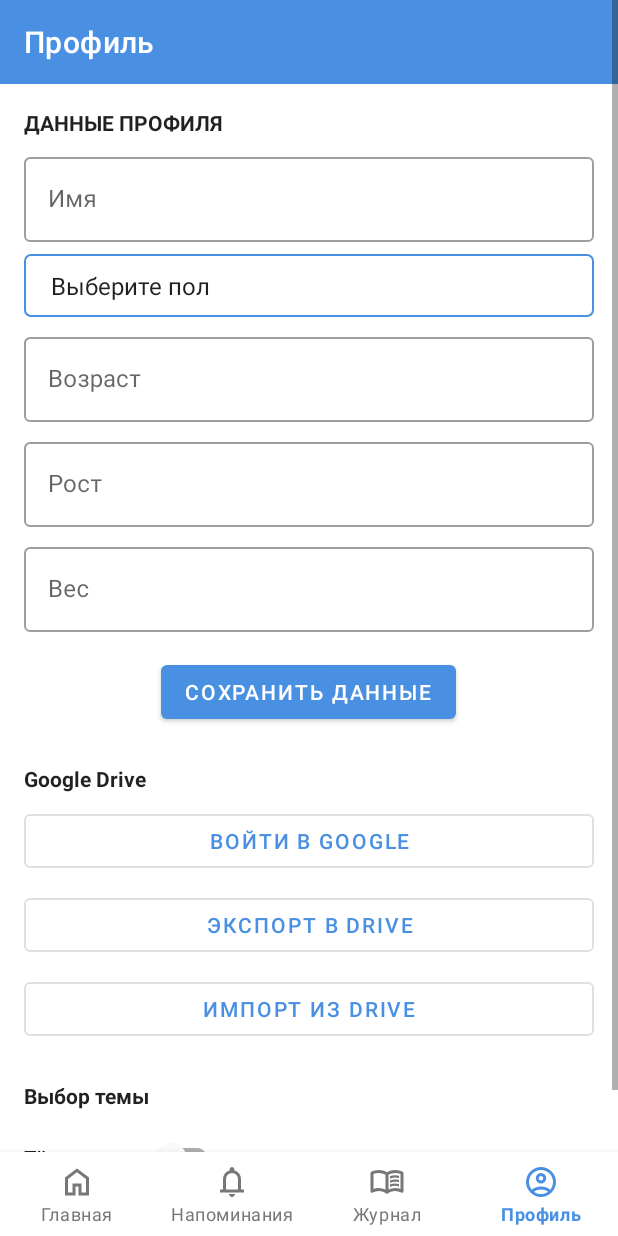
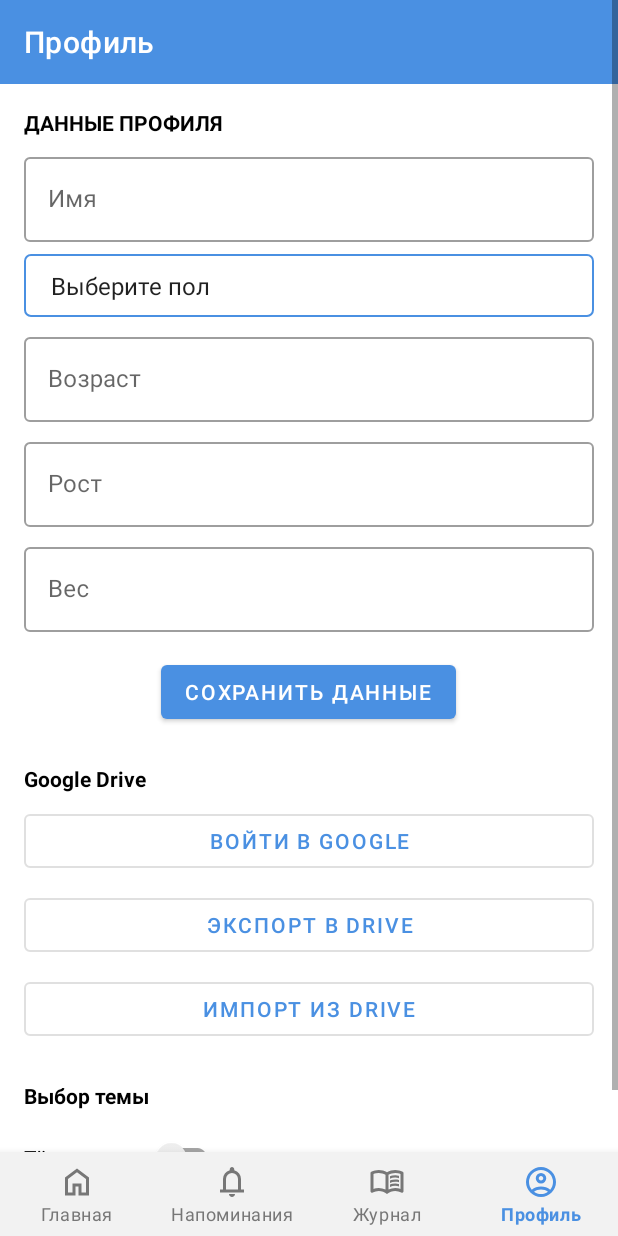
Before and after one commit to VladislavGundorin/MyDiabetesApp, an Android app: the ProfileFragment screen opened through its navigation route, on a phone screen of 412 x 824 dp. Run offline under Robolectric (Android 15) with nearby library versions, the phone set to English and light mode, and no system bars; our stand-ins replace Room's generated code, navigation-ui; libraries missing offline, so code that uses them is left out: com.google.api.client, com.google.api.services; 2 statements that could not run were skipped.

Commit message:
fix themes

```diff
--- a/app/src/main/java/com/example/mydiabetesapp/MainActivity.kt
+++ b/app/src/main/java/com/example/mydiabetesapp/MainActivity.kt
@@ -9,6 +9,7 @@ import android.os.Bundle
 import android.widget.Toast
 import androidx.activity.result.contract.ActivityResultContracts
 import androidx.appcompat.app.AppCompatActivity
+import androidx.appcompat.app.AppCompatDelegate
 import androidx.core.app.ActivityCompat
 import androidx.core.content.ContextCompat
 import androidx.navigation.findNavController
@@ -28,6 +29,8 @@ class MainActivity : AppCompatActivity() {
     private var driveHelper: DriveServiceHelper? = null
 
     companion object {
+        const val PREFS_NAME    = "app_settings"
+        const val KEY_DARK_MODE = "dark_mode"
         private const val REQ_NOTIF = 101
     }
 
@@ -49,6 +52,13 @@ class MainActivity : AppCompatActivity() {
         }
 
     override fun onCreate(savedInstanceState: Bundle?) {
+        val prefs = getSharedPreferences(PREFS_NAME, Context.MODE_PRIVATE)
+        val darkMode = prefs.getBoolean(KEY_DARK_MODE, false)
+        AppCompatDelegate.setDefaultNightMode(
+            if (darkMode) AppCompatDelegate.MODE_NIGHT_YES
+            else           AppCompatDelegate.MODE_NIGHT_NO
+        )
+
         super.onCreate(savedInstanceState)
         binding = ActivityMainBinding.inflate(layoutInflater)
         setContentView(binding.root)
@@ -63,13 +73,10 @@ class MainActivity : AppCompatActivity() {
                 REQ_NOTIF
             )
         }
-
         if (android.os.Build.VERSION.SDK_INT >= android.os.Build.VERSION_CODES.S) {
             val am = getSystemService(Context.ALARM_SERVICE) as AlarmManager
             if (!am.canScheduleExactAlarms()) {
-                startActivity(
-                    Intent(android.provider.Settings.ACTION_REQUEST_SCHEDULE_EXACT_ALARM)
-                )
+                startActivity(Intent(android.provider.Settings.ACTION_REQUEST_SCHEDULE_EXACT_ALARM))
             }
         }
 
@@ -78,10 +85,7 @@ class MainActivity : AppCompatActivity() {
 
         val gso = GoogleSignInOptions.Builder(GoogleSignInOptions.DEFAULT_SIGN_IN)
             .requestEmail()
-            .requestScopes(
-                Scope(DriveScopes.DRIVE_FILE),
-                Scope(DriveScopes.DRIVE_APPDATA)
-            )
+            .requestScopes(Scope(DriveScopes.DRIVE_FILE), Scope(DriveScopes.DRIVE_APPDATA))
             .build()
         googleClient = GoogleSignIn.getClient(this, gso)
     }
--- a/app/src/main/java/com/example/mydiabetesapp/ui/profile/ProfileFragment.kt
+++ b/app/src/main/java/com/example/mydiabetesapp/ui/profile/ProfileFragment.kt
@@ -1,11 +1,13 @@
 package com.example.mydiabetesapp.ui.profile
 
+import android.content.Context
 import android.os.Bundle
 import android.view.LayoutInflater
 import android.view.View
 import android.view.ViewGroup
 import android.widget.ArrayAdapter
 import android.widget.Toast
+import androidx.appcompat.app.AppCompatDelegate
 import androidx.fragment.app.Fragment
 import androidx.lifecycle.ViewModelProvider
 import androidx.lifecycle.lifecycleScope
@@ -119,6 +121,16 @@ class ProfileFragment : Fragment() {
                 Toast.makeText(requireContext(), "Все данные экспортированы", Toast.LENGTH_LONG).show()
             }
         }
+        val prefs   = requireContext().getSharedPreferences(MainActivity.PREFS_NAME, Context.MODE_PRIVATE)
+        val isDark  = prefs.getBoolean(MainActivity.KEY_DARK_MODE, false)
+        b.switchTheme.isChecked = isDark
+        b.switchTheme.setOnCheckedChangeListener { _, checked ->
+            prefs.edit().putBoolean(MainActivity.KEY_DARK_MODE, checked).apply()
+            AppCompatDelegate.setDefaultNightMode(
+                if (checked) AppCompatDelegate.MODE_NIGHT_YES
+                else          AppCompatDelegate.MODE_NIGHT_NO
+            )
+        }
 
         b.btnImportDrive.setOnClickListener {
             val helper = (activity as? MainActivity)?.getDriveHelper()
--- a/app/src/main/res/layout/fragment_add_notification.xml
+++ b/app/src/main/res/layout/fragment_add_notification.xml
@@ -86,12 +86,14 @@
                         android:layout_height="wrap_content"
                         android:inputType="number"
                         android:hint="мин"
+                        android:textColor="?attr/colorOnSurface"
                         android:textSize="14sp"/>
                     <CheckBox
                         android:id="@+id/cbRepeatDaily"
                         android:layout_width="wrap_content"
                         android:layout_height="wrap_content"
                         android:layout_marginStart="16dp"
+                        android:textColor="?attr/colorOnSurface"
                         android:text="ежедневно" />
                 </LinearLayout>
                 <LinearLayout
@@ -183,6 +185,7 @@
                     android:id="@+id/etNotificationMessage"
                     android:layout_width="match_parent"
                     android:layout_height="wrap_content"
+                    android:textColor="?attr/colorOnSurface"
                     android:inputType="text" />
             </com.google.android.material.textfield.TextInputLayout>
         </com.google.android.material.card.MaterialCardView>
@@ -205,7 +208,7 @@
                 android:id="@+id/btnDeleteNotification"
                 android:layout_width="wrap_content"
                 android:layout_height="wrap_content"
-                android:text="Удалить уведомление"
+                android:text="Удалить"
                 android:textColor="@android:color/holo_red_dark"
                 android:backgroundTint="@android:color/transparent"
                 android:layout_marginStart="8dp"
--- a/app/src/main/res/layout/fragment_hba1c_statistics.xml
+++ b/app/src/main/res/layout/fragment_hba1c_statistics.xml
@@ -25,7 +25,7 @@
         android:id="@+id/tabLayout"
         android:layout_width="0dp"
         android:layout_height="wrap_content"
-        android:background="@color/white"
+        android:background="@color/backgroundColor"
         app:tabIndicatorColor="@color/accentColor"
         app:tabSelectedTextColor="@color/accentColor"
         app:tabTextColor="@color/textSecondary"
--- a/app/src/main/res/layout/fragment_journal.xml
+++ b/app/src/main/res/layout/fragment_journal.xml
@@ -41,7 +41,7 @@
                 android:layout_height="wrap_content"
                 android:text="Анализ глюкозы"
                 android:textSize="16sp"
-                android:textColor="@color/black"
+                android:textColor="?attr/colorOnSurface"
                 android:layout_marginStart="12dp"/>
         </LinearLayout>
         <LinearLayout
@@ -64,7 +64,7 @@
                 android:layout_height="wrap_content"
                 android:text="Вес тела"
                 android:textSize="16sp"
-                android:textColor="@color/black"
+                android:textColor="?attr/colorOnSurface"
                 android:layout_marginStart="12dp"/>
         </LinearLayout>
         <LinearLayout
@@ -87,7 +87,7 @@
                 android:layout_height="wrap_content"
                 android:text="HbA1c"
                 android:textSize="16sp"
-                android:textColor="@color/black"
+                android:textColor="?attr/colorOnSurface"
                 android:layout_marginStart="12dp"/>
         </LinearLayout>
     </LinearLayout>
--- a/app/src/main/res/layout/fragment_profile.xml
+++ b/app/src/main/res/layout/fragment_profile.xml
@@ -31,7 +31,7 @@
                 android:textStyle="bold"
                 android:textSize="14sp"
                 android:paddingBottom="8dp"
-                android:textColor="?android:attr/textColorPrimary"/>
+                android:textColor="?attr/colorOnSurface"/>
 
             <com.google.android.material.textfield.TextInputLayout
                 android:layout_width="match_parent"
@@ -113,7 +113,7 @@
                 android:textSize="14sp"
                 android:paddingTop="24dp"
                 android:paddingBottom="8dp"
-                android:textColor="?android:attr/textColorPrimary"/>
+                android:textColor="?attr/colorOnSurface"/>
 
             <com.google.android.material.button.MaterialButton
                 android:id="@+id/btnSignInDrive"
@@ -146,15 +146,16 @@
                 android:textSize="14sp"
                 android:paddingTop="24dp"
                 android:paddingBottom="8dp"
-                android:textColor="?android:attr/textColorPrimary"/>
+                android:textColor="?attr/colorOnSurface"/>
 
             <com.google.android.material.switchmaterial.SwitchMaterial
                 android:id="@+id/switchTheme"
                 android:layout_width="wrap_content"
                 android:layout_height="wrap_content"
                 android:text="Тёмная тема"
-                android:thumbTint="?attr/colorSecondary"
-                android:trackTint="?attr/colorControlHighlight"/>
+                android:textColor="?attr/colorOnSurface"
+                android:thumbTint="?attr/colorPrimary"
+                android:trackTint="?attr/colorOnSurface"/>
 
         </LinearLayout>
     </LinearLayout>
--- a/app/src/main/res/layout/fragment_weight_statistics.xml
+++ b/app/src/main/res/layout/fragment_weight_statistics.xml
@@ -25,7 +25,7 @@
         android:id="@+id/tabLayout"
         android:layout_width="0dp"
         android:layout_height="wrap_content"
-        android:background="@color/white"
+        android:background="@color/backgroundColor"
         app:tabIndicatorColor="@color/accentColor"
         app:tabSelectedTextColor="@color/accentColor"
         app:tabTextColor="@color/textSecondary"
--- a/app/src/main/res/layout/item_hba1c_entry.xml
+++ b/app/src/main/res/layout/item_hba1c_entry.xml
@@ -1,10 +1,10 @@
-<!-- res/layout/item_hba1c_entry.xml -->
 <androidx.cardview.widget.CardView xmlns:android="http://schemas.android.com/apk/res/android"
     xmlns:app="http://schemas.android.com/apk/res-auto"
     android:layout_width="match_parent"
     android:layout_height="wrap_content"
     android:layout_margin="4dp"
     app:cardCornerRadius="8dp"
+    app:cardBackgroundColor="?attr/colorSurface"
     app:cardElevation="2dp">
 
     <androidx.constraintlayout.widget.ConstraintLayout
--- a/app/src/main/res/layout/item_notification.xml
+++ b/app/src/main/res/layout/item_notification.xml
@@ -38,5 +38,6 @@
         android:id="@+id/switchEnabled"
         android:layout_width="wrap_content"
         android:layout_height="wrap_content"
+        android:textColor="?attr/colorOnSurface"
         android:text="Включено" />
 </LinearLayout>
--- /dev/null
+++ b/app/src/main/res/values-night/colors.xml
@@ -0,0 +1,14 @@
+<?xml version="1.0" encoding="utf-8"?>
+<resources>
+
+    <color name="black">#FF000000</color>
+    <color name="white">#FFFFFFFF</color>
+
+    <color name="backgroundColor">#121212</color>    <!-- основной фон -->
+    <color name="surfaceColor">#1E1E1E</color>       <!-- карточки, панели -->
+    <color name="textPrimary">#E0E0E0</color>        <!-- основной текст -->
+    <color name="textSecondary">#9E9E9E</color>      <!-- второстепенный текст -->
+
+    <color name="chartGridColor">#333333</color>
+    <color name="chartAxisColor">#BBBBBB</color>
+</resources>
--- a/app/src/main/res/values-night/themes.xml
+++ b/app/src/main/res/values-night/themes.xml
@@ -1,14 +1,20 @@
 <?xml version="1.0" encoding="utf-8"?>
 <resources>
-    <style name="Theme.MyDiabetesApp.Dark" parent="Theme.Material3.Dark.NoActionBar">
+
+    <style name="Theme.MyDiabetesApp" parent="Theme.MaterialComponents.Light.NoActionBar">
+
+        <item name="colorControlActivated">@color/primaryColor</item>
+        <item name="android:windowBackground">@color/backgroundColor</item>
+        <item name="colorSurface">@color/surfaceColor</item>
+
+        <item name="android:textColor">@color/textPrimary</item>
+        <item name="colorOnSurface">@color/textPrimary</item>
+
         <item name="colorPrimary">@color/primaryColor</item>
         <item name="colorSecondary">@color/secondaryColor</item>
-        <item name="android:windowBackground">@color/black</item>
-        <item name="colorSurface">@color/black</item>
         <item name="colorOnPrimary">@color/white</item>
 
-        <item name="bottomNavigationStyle">
-            @style/Widget.MyDiabetesApp.BottomNavigationView
-        </item>
+        <item name="bottomNavigationStyle">@style/Widget.MyDiabetesApp.BottomNavigationView</item>
     </style>
+
 </resources>
--- a/app/src/main/res/values/colors.xml
+++ b/app/src/main/res/values/colors.xml
@@ -1,12 +1,16 @@
+<?xml version="1.0" encoding="utf-8"?>
 <resources>
     <color name="black">#FF000000</color>
     <color name="white">#FFFFFFFF</color>
-    <color name="primaryColor">#4A90E2</color> <!-- Синий -->
-    <color name="secondaryColor">#50C878</color> <!-- Зеленый -->
-    <color name="backgroundColor">#FFFFFF</color> <!-- Белый фон -->
-    <color name="surfaceColor">#FFFFFF</color> <!-- Поверхности тоже белые -->
-    <color name="accentColor">#E67E22</color> <!-- Оранжевый (акцентный) -->
-    <color name="errorColor">#D32F2F</color> <!-- Красный (ошибки) -->
-    <color name="textPrimary">#333333</color> <!-- Темный текст -->
-    <color name="textSecondary">#777777</color> <!-- Серый текст -->
+    <color name="primaryColor">#4A90E2</color>      <!-- Синий -->
+    <color name="secondaryColor">#50C878</color>    <!-- Зеленый -->
+    <color name="backgroundColor">#FFFFFF</color>   <!-- Фон экранов -->
+    <color name="surfaceColor">#F2F2F2</color>      <!-- Карточки, панели -->
+    <color name="accentColor">#E67E22</color>       <!-- Акцентный оранжевый -->
+    <color name="errorColor">#D32F2F</color>        <!-- Ошибки -->
+    <color name="textPrimary">#333333</color>       <!-- Основной текст -->
+    <color name="textSecondary">#777777</color>     <!-- Второстепенный текст -->
+    <color name="chartGridColor">#DDDDDD</color>    <!-- Сетка графиков -->
+    <color name="chartAxisColor">#555555</color>    <!-- Оси графиков -->
+
 </resources>
```
Also changed, not shown: app/src/main/res/layout/fragment_monitoring.xml (deleted, +0 -19 lines), app/src/main/res/layout/fragment_statistics.xml (+15 -6 lines).
